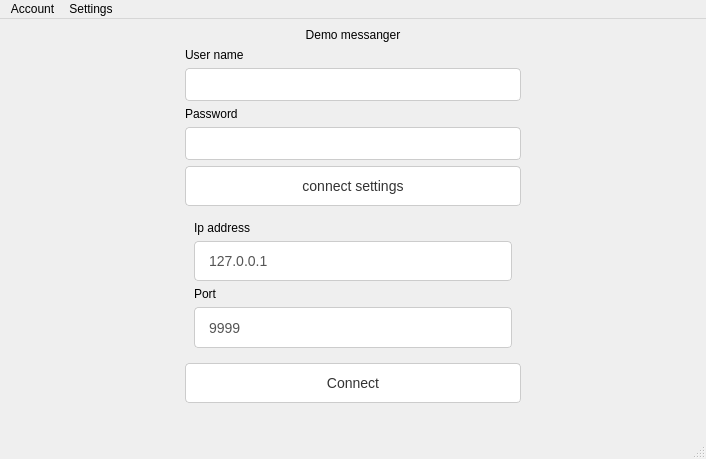
BorisovDmytro/CM_client, file CMClientSSL/gui.ui: the form before one commit.
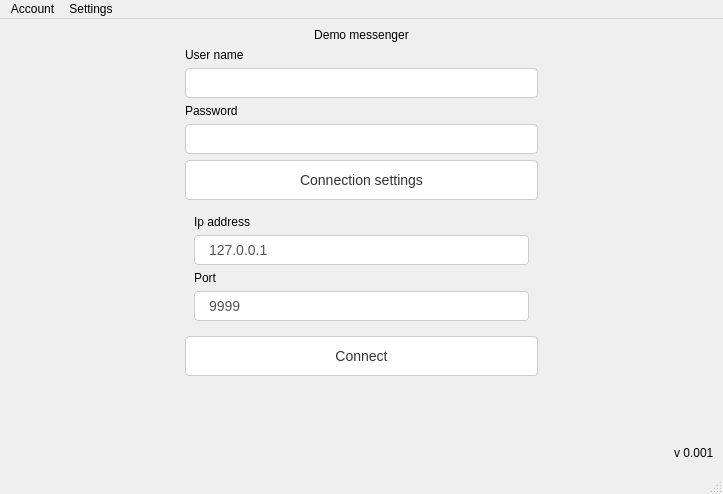
The form after the commit.

The edit to the form file:
```diff
--- a/CMClientSSL/gui.ui
+++ b/CMClientSSL/gui.ui
@@ -6,8 +6,8 @@
    <rect>
     <x>0</x>
     <y>0</y>
-    <width>706</width>
-    <height>459</height>
+    <width>723</width>
+    <height>494</height>
    </rect>
   </property>
   <property name="windowTitle">
@@ -161,7 +161,7 @@
               <string notr="true">font: 20pt &quot;MS Shell Dlg 2&quot;;</string>
              </property>
              <property name="text">
-              <string>Demo messanger</string>
+              <string>Demo messenger</string>
              </property>
              <property name="alignment">
               <set>Qt::AlignCenter</set>
@@ -183,6 +183,12 @@
                <height>30</height>
               </size>
              </property>
+             <property name="maximumSize">
+              <size>
+               <width>16777215</width>
+               <height>30</height>
+              </size>
+             </property>
             </widget>
            </item>
            <item>
@@ -200,6 +206,12 @@
                <height>30</height>
               </size>
              </property>
+             <property name="maximumSize">
+              <size>
+               <width>16777215</width>
+               <height>30</height>
+              </size>
+             </property>
              <property name="echoMode">
               <enum>QLineEdit::Password</enum>
              </property>
@@ -235,7 +247,7 @@
 }</string>
              </property>
              <property name="text">
-              <string>connect settings</string>
+              <string>Connection settings</string>
              </property>
              <property name="checkable">
               <bool>true</bool>
@@ -260,6 +272,12 @@
                   <height>30</height>
                  </size>
                 </property>
+                <property name="maximumSize">
+                 <size>
+                  <width>16777215</width>
+                  <height>30</height>
+                 </size>
+                </property>
                 <property name="text">
                  <string>127.0.0.1</string>
                 </property>
@@ -280,6 +298,12 @@
                   <height>30</height>
                  </size>
                 </property>
+                <property name="maximumSize">
+                 <size>
+                  <width>16777215</width>
+                  <height>30</height>
+                 </size>
+                </property>
                 <property name="text">
                  <string>9999</string>
                 </property>
@@ -495,6 +519,32 @@
       </widget>
      </widget>
     </item>
+    <item>
+     <widget class="QWidget" name="widget_3" native="true">
+      <layout class="QHBoxLayout" name="horizontalLayout_5">
+       <item>
+        <spacer name="horizontalSpacer_4">
+         <property name="orientation">
+          <enum>Qt::Horizontal</enum>
+         </property>
+         <property name="sizeHint" stdset="0">
+          <size>
+           <width>642</width>
+           <height>20</height>
+          </size>
+         </property>
+        </spacer>
+       </item>
+       <item>
+        <widget class="QLabel" name="label_6">
+         <property name="text">
+          <string>v 0.001</string>
+         </property>
+        </widget>
+       </item>
+      </layout>
+     </widget>
+    </item>
    </layout>
   </widget>
   <widget class="QStatusBar" name="statusbar"/>
@@ -503,8 +553,8 @@
     <rect>
      <x>0</x>
      <y>0</y>
-     <width>706</width>
-     <height>20</height>
+     <width>723</width>
+     <height>21</height>
     </rect>
    </property>
    <widget class="QMenu" name="menu">
```
Left out of the diff: 4 changed lines with no effect on the pictures.
